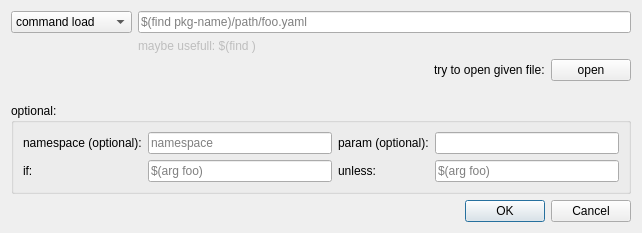
First picture: the form in rxDev/src/tagItems/rosparamEdit.ui, repository songxuchao/rxdeveloper-ros-pkg, before the edit.
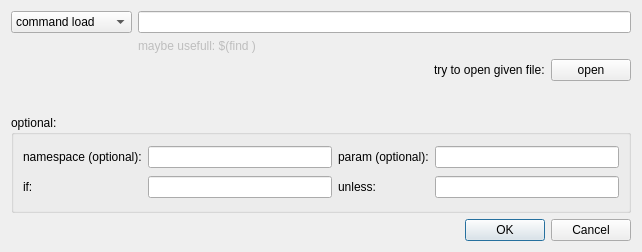
Second picture: the form after the edit. Icons and pictures are not drawn.

```diff
--- a/rxDev/src/tagItems/rosparamEdit.ui
+++ b/rxDev/src/tagItems/rosparamEdit.ui
@@ -7,7 +7,7 @@
     <x>0</x>
     <y>0</y>
     <width>642</width>
-    <height>233</height>
+    <height>252</height>
    </rect>
   </property>
   <property name="windowTitle">
@@ -22,9 +22,12 @@
     <layout class="QFormLayout" name="formLayout">
      <item row="1" column="1">
       <widget class="QLineEdit" name="lineEdit_paramFile">
-       <property name="placeholderText">
+       <property name="toolTip">
         <string>$(find pkg-name)/path/foo.yaml</string>
        </property>
+       <property name="placeholderText">
+        <string/>
+       </property>
       </widget>
      </item>
      <item row="1" column="0">
@@ -104,9 +107,12 @@
       </item>
       <item row="1" column="1">
        <widget class="QLineEdit" name="lineEdit_if">
-        <property name="placeholderText">
+        <property name="toolTip">
          <string>$(arg foo)</string>
         </property>
+        <property name="placeholderText">
+         <string/>
+        </property>
        </widget>
       </item>
       <item row="1" column="2">
@@ -118,9 +124,12 @@
       </item>
       <item row="1" column="3">
        <widget class="QLineEdit" name="lineEdit_unless">
-        <property name="placeholderText">
+        <property name="toolTip">
          <string>$(arg foo)</string>
         </property>
+        <property name="placeholderText">
+         <string/>
+        </property>
        </widget>
       </item>
       <item row="0" column="0">
@@ -132,9 +141,12 @@
       </item>
       <item row="0" column="1">
        <widget class="QLineEdit" name="lineEdit_namespace">
-        <property name="placeholderText">
+        <property name="toolTip">
          <string>namespace</string>
         </property>
+        <property name="placeholderText">
+         <string/>
+        </property>
        </widget>
       </item>
       <item row="0" column="2">
```
